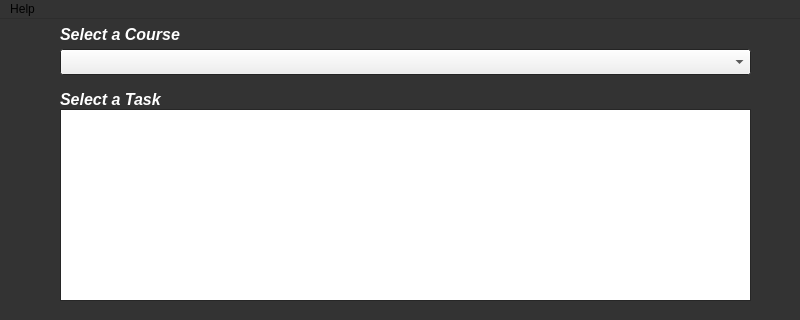
Qt form TAEval-Client/tawindow.ui (wfairclough/TAE) before a commit; both pictures show x 0 to 800 and y 0 to 320 of the 800 by 600 pixel window.
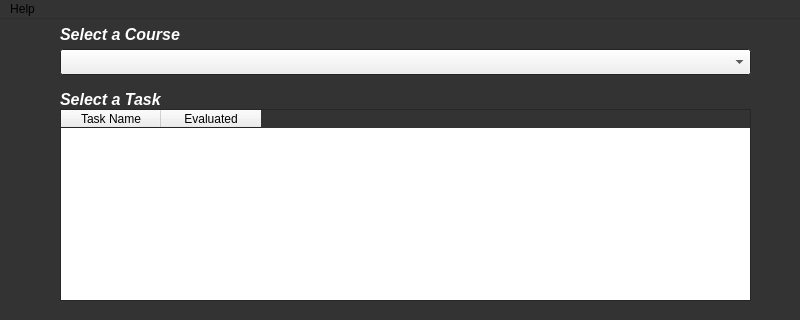
The same form after that commit.

Commit message: Added API call to get the tasks for a TA and Course. Updated TA window to show new data

The edit to the form file:
```diff
--- a/TAEval-Client/tawindow.ui
+++ b/TAEval-Client/tawindow.ui
@@ -121,6 +121,22 @@
       <height>192</height>
      </rect>
     </property>
+    <property name="sizePolicy">
+     <sizepolicy hsizetype="Expanding" vsizetype="Expanding">
+      <horstretch>100</horstretch>
+      <verstretch>0</verstretch>
+     </sizepolicy>
+    </property>
+    <column>
+     <property name="text">
+      <string>Task Name</string>
+     </property>
+    </column>
+    <column>
+     <property name="text">
+      <string>Evaluated</string>
+     </property>
+    </column>
    </widget>
    <widget class="QLabel" name="label_2">
     <property name="geometry">
```
The commit also changes 10 other files.
